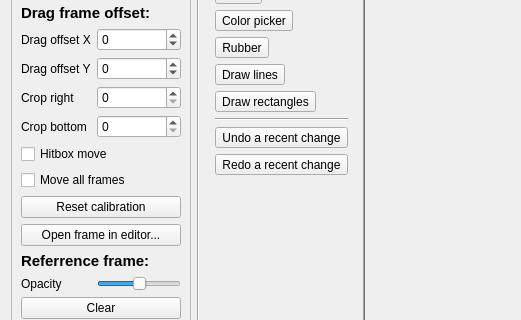
Qt form PlayableCalibrator/image_calibration/image_calibrator.ui (WohlSoft/Moondust-Project) before a commit; both pictures show x 0 to 521 and y 127 to 447 of the 626 by 600 pixel window.
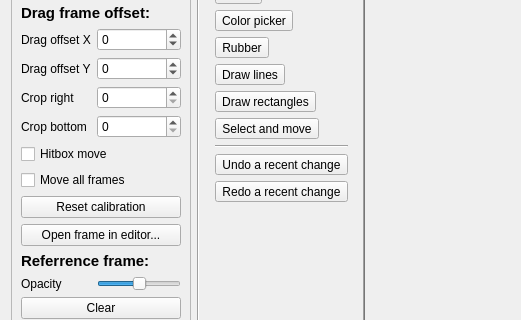
The same form after that commit. Icons and pictures are not drawn. Custom widgets are drawn as their Qt base class.

Commit message: Calibrator: Draft for the "quick actions" feature

```diff
--- a/PlayableCalibrator/image_calibration/image_calibrator.ui
+++ b/PlayableCalibrator/image_calibration/image_calibrator.ui
@@ -189,6 +189,26 @@
         </property>
        </widget>
       </item>
+      <item>
+       <widget class="QToolButton" name="toolQuickActions">
+        <property name="toolTip">
+         <string>Select fragment and cut it, move it into necessary place and double-click to paste</string>
+        </property>
+        <property name="text">
+         <string>Select and move</string>
+        </property>
+        <property name="icon">
+         <iconset resource="../_resources/images.qrc">
+          <normaloff>:/edit/quick_actions.png</normaloff>:/edit/quick_actions.png</iconset>
+        </property>
+        <property name="checkable">
+         <bool>true</bool>
+        </property>
+        <property name="popupMode">
+         <enum>QToolButton::InstantPopup</enum>
+        </property>
+       </widget>
+      </item>
       <item>
        <widget class="Line" name="line_2">
         <property name="orientation">
```
Left out of the diff: 4 changed lines with no effect on the pictures. The commit also changes 5 other files.
